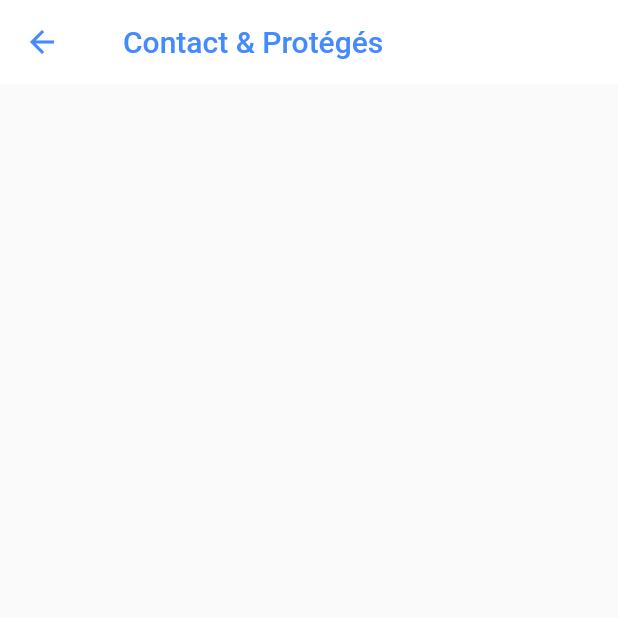
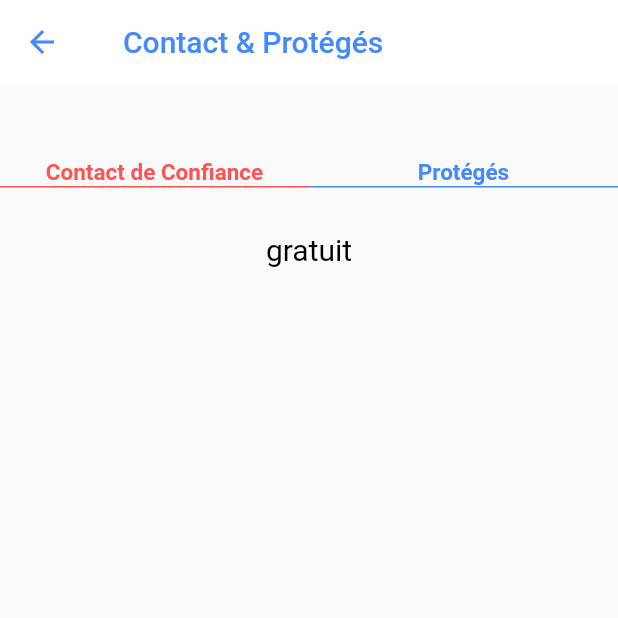
Before and after one commit to Elvis-Houssou/Sos_Us, a Flutter app: the ContactPage screen opened directly, on a phone screen of 412 x 824 dp, the top half of it. Run offline on Flutter 3.47's test engine with Material 2 defaults, Android fonts, the light colour scheme and no system bars; our stand-ins replace firebase_auth, firebase_core, google_fonts, google_maps_flutter; accounts and stored records are empty.

Commit message:
ajout de la tapBar

```diff
--- a/lib/services/contact_page.dart
+++ b/lib/services/contact_page.dart
@@ -23,8 +23,99 @@ class ContactPage extends StatelessWidget {
         elevation: 0,
       ),
       body: SafeArea(
-        child: Column(
-          children: const [],
+        child: Center(
+          child: Column(
+            children: [
+              const SizedBox(
+                height: 50,
+              ),
+              Padding(
+                padding: const EdgeInsets.symmetric(horizontal: 0),
+                child: Row(
+                  children: [
+                    Expanded(
+                      child: Padding(
+                        padding: const EdgeInsets.symmetric(horizontal: 0),
+                        child: GestureDetector(
+                          // onTap: signIn,
+                          child: Container(
+                            decoration: const BoxDecoration(
+                              border: BorderDirectional(
+                                bottom: BorderSide(
+                                  color: Colors.redAccent,
+                                  width: 1,
+                                ),
+                              ),
+                            ),
+                            child: const Center(
+                              child: Text(
+                                'Contact de Confiance',
+                                style: TextStyle(
+                                  color: Colors.redAccent,
+                                  fontWeight: FontWeight.bold,
+                                  fontSize: 15,
+                                ),
+                              ),
+                            ),
+                          ),
+                        ),
+                      ),
+                    ),
+                    Expanded(
+                      child: Padding(
+                        padding: const EdgeInsets.symmetric(horizontal: 0),
+                        child: GestureDetector(
+                          // onTap: () => const PremiumPage(),
+                          // onTap: () {
+                          //   Navigator.push(
+                          //     context,
+                          //     MaterialPageRoute(
+                          //       builder: (context) => const PremiumPage(),
+                          //     ),
+                          //   );
+                          // },
+                          // onTap: signIn,
+                          child: Container(
+                            decoration: const BoxDecoration(
+                              border: BorderDirectional(
+                                bottom: BorderSide(
+                                  color: Colors.blueAccent,
+                                  width: 1,
+                                ),
+                              ),
+                            ),
+                            child: const Center(
+                              child: Text(
+                                'Protégés',
+                                style: TextStyle(
+                                  color: Colors.blueAccent,
+                                  fontWeight: FontWeight.bold,
+                                  fontSize: 15,
+                                ),
+                              ),
+                            ),
+                          ),
+                        ),
+                      ),
+                    ),
+                  ],
+                ),
+              ),
+              const SizedBox(
+                height: 30,
+              ),
+              const Padding(
+                padding: EdgeInsets.symmetric(horizontal: 25.0),
+                child: Text(
+                  'gratuit',
+                  style: TextStyle(
+                    color: Colors.black,
+                    fontSize: 20,
+                  ),
+                ),
+              ),
+            ],
+          ),
         ),
       ),
     );
```
Also changed, not shown: lib/menu/help_items.dart (added, +33 -0 lines), lib/services/alert_page.dart (+53 -2 lines), lib/services/help_page.dart (+106 -1 lines), lib/services/object_page.dart (+12 -1 lines), lib/services/offers_page.dart (+49 -32 lines), lib/services/premium_page.dart (added, +57 -0 lines), lib/services/reset_password_page.dart (+66 -1 lines), lib/sos_us/features_page.dart (added, +143 -0 lines), lib/sos_us/maps_page.dart (+32 -1 lines).
